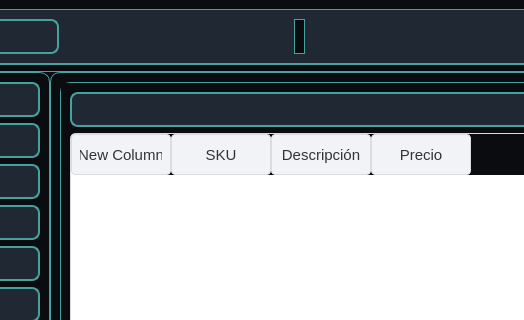
Qt form ui/ui_clientes.ui (Emilio0212/Examen-segundo-parcial-) before a commit; both pictures show x 160 to 684 and y 0 to 320 of the 800 by 650 pixel window.
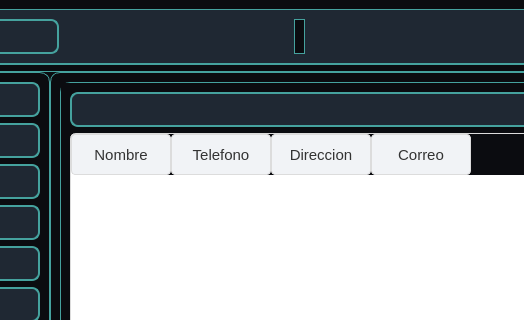
The same form after that commit. The open tabs and pages were chosen to show the change. Icons and pictures are not drawn.

What changed in the file:
```diff
--- a/ui/ui_clientes.ui
+++ b/ui/ui_clientes.ui
@@ -1094,22 +1094,22 @@
                 </property>
                 <column>
                  <property name="text">
-                  <string>New Column</string>
+                  <string>Nombre</string>
                  </property>
                 </column>
                 <column>
                  <property name="text">
-                  <string>SKU</string>
+                  <string>Telefono</string>
                  </property>
                 </column>
                 <column>
                  <property name="text">
-                  <string>Descripción</string>
+                  <string>Direccion</string>
                  </property>
                 </column>
                 <column>
                  <property name="text">
-                  <string>Precio</string>
+                  <string>Correo</string>
                  </property>
                 </column>
                </widget>
```
Left out of the diff: 2 changed lines with no effect on the pictures.
